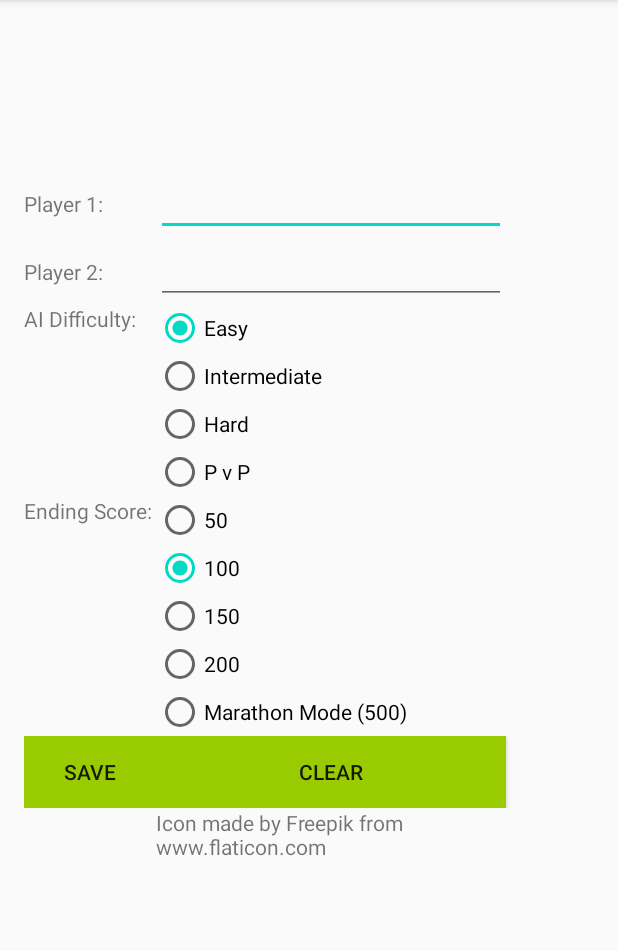
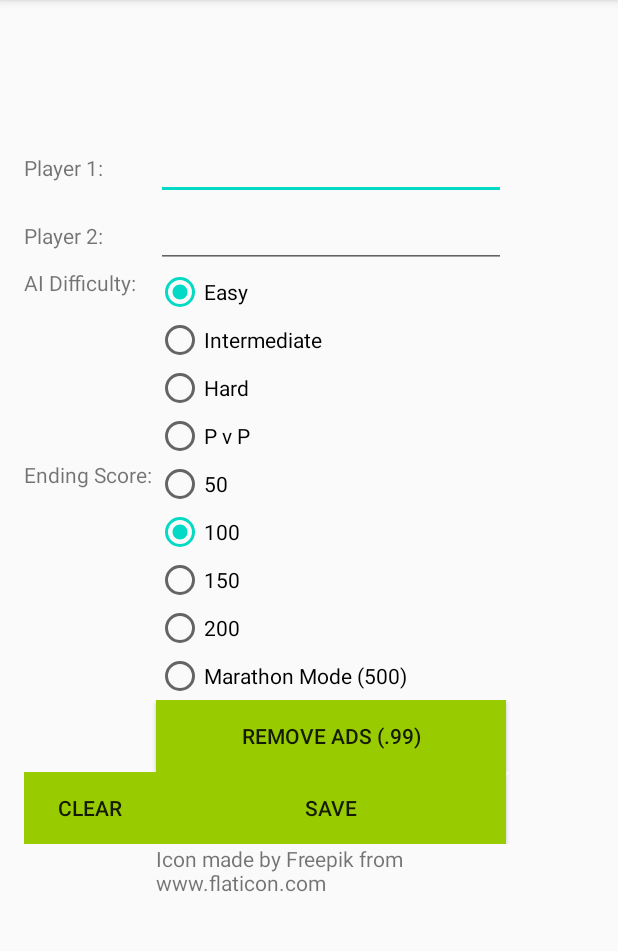
Before and after one commit to tlasalle5027/PigDiceAndroid, an Android app: the Options screen opened directly, with no data from a screen before it, on a phone screen of 412 x 824 dp, the part 84-1035 px from its top. Run offline under Robolectric (Android 15) with nearby library versions, the light colour scheme and no system bars; our stand-ins replace AdMob; libraries missing offline, so code that uses them is left out: org.solovyev.android; 4 statements that could not run were skipped.

Commit message:
v2.5 Added Remvoe Ads purchase

```diff
--- a/app/build.gradle
+++ b/app/build.gradle
@@ -32,5 +32,6 @@ dependencies {
     androidTestImplementation 'androidx.test.ext:junit:1.1.1'
     androidTestImplementation 'androidx.test.espresso:espresso-core:3.2.0'
     implementation 'com.google.android.gms:play-services-ads:19.0.1'
-    implementation 'com.android.billingclient:billing:2.0.3'
+    implementation 'com.android.billingclient:billing:2.2.0'
+    implementation 'org.solovyev.android:checkout:1.2.2'
 }
--- a/app/src/main/AndroidManifest.xml
+++ b/app/src/main/AndroidManifest.xml
@@ -5,6 +5,7 @@
     <uses-permission android:name="com.android.vending.BILLING" />
 
     <application
+        android:name=".MyApplication"
         android:allowBackup="true"
         android:icon="@mipmap/ic_launcher"
         android:label="@string/app_name"
--- a/app/src/main/java/com/tel5027/pigdice/Activities/Options.java
+++ b/app/src/main/java/com/tel5027/pigdice/Activities/Options.java
@@ -2,12 +2,14 @@ package com.tel5027.pigdice.Activities;
 
 import androidx.appcompat.app.AppCompatActivity;
 
+import android.content.Intent;
 import android.content.SharedPreferences;
 import android.content.SharedPreferences.Editor;
 import android.os.Bundle;
 import android.view.View;
 import android.widget.EditText;
 import android.widget.RadioButton;
+import android.widget.Toast;
 
 import com.google.android.gms.ads.AdRequest;
 import com.google.android.gms.ads.AdView;
@@ -15,8 +17,20 @@ import com.google.android.gms.ads.MobileAds;
 import com.google.android.gms.ads.initialization.InitializationStatus;
 import com.google.android.gms.ads.initialization.OnInitializationCompleteListener;
 
+import com.tel5027.pigdice.MyApplication;
 import com.tel5027.pigdice.R;
 import com.tel5027.pigdice.Util.Constants;
+
+import org.solovyev.android.checkout.ActivityCheckout;
+import org.solovyev.android.checkout.Billing;
+import org.solovyev.android.checkout.BillingRequests;
+import org.solovyev.android.checkout.Checkout;
+import org.solovyev.android.checkout.EmptyRequestListener;
+import org.solovyev.android.checkout.Inventory;
+import org.solovyev.android.checkout.ProductTypes;
+import org.solovyev.android.checkout.Purchase;
+
+import javax.annotation.Nonnull;
 
 public class Options extends AppCompatActivity {
 
@@ -28,6 +42,32 @@ public class Options extends AppCompatActivity {
     private int difficulty = 1;
     private int finalScore = 100;
 
+    private final ActivityCheckout mCheckout = Checkout.forActivity(this, MyApplication.get().getBilling());
+    private Inventory mInventory;
+
+    private class PurchaseListener extends EmptyRequestListener<Purchase> {
+        @Override
+        public void onSuccess(Purchase purchase) {
+            prefEditor.putBoolean("remove_ads", true);
+        }
+
+        @Override
+        public void onError(int response, Exception e) {
+            Toast toast = Toast.makeText(getApplicationContext(),
+                    e.getMessage(),
+                    Toast.LENGTH_SHORT);
+
+            toast.show();
+        }
+    }
+
+    private class InventoryCallback implements Inventory.Callback {
+        @Override
+        public void onLoaded(Inventory.Products products) {
+            // your code here
+        }
+    }
+
     @Override
     protected void onCreate(Bundle savedInstanceState) {
         super.onCreate(savedInstanceState);
@@ -35,6 +75,15 @@ public class Options extends AppCompatActivity {
 
         SharedPreferences pref = getApplicationContext().getSharedPreferences(Constants.PREFS_FILE, 0);
         prefEditor = pref.edit();
+
+        mCheckout.start();
+
+        mCheckout.createPurchaseFlow(new PurchaseListener());
+
+        mInventory = mCheckout.makeInventory();
+        mInventory.load(Inventory.Request.create()
+                .loadAllPurchases()
+                .loadSkus(ProductTypes.IN_APP, "remove_ads"), new InventoryCallback());
 
         MobileAds.initialize(this, new OnInitializationCompleteListener() {
             @Override
@@ -44,6 +93,18 @@ public class Options extends AppCompatActivity {
         AdView oAdView = findViewById(R.id.adView);
         AdRequest adRequest = new AdRequest.Builder().build();
         oAdView.loadAd(adRequest);
+    }
+
+    @Override
+    protected void onDestroy() {
+        mCheckout.stop();
+        super.onDestroy();
+    }
+
+    @Override
+    protected void onActivityResult(int requestCode, int resultCode, Intent data) {
+        super.onActivityResult(requestCode, resultCode, data);
+        mCheckout.onActivityResult(requestCode, resultCode, data);
     }
 
     public void saveOptions(View view) {
@@ -123,4 +184,13 @@ public class Options extends AppCompatActivity {
                 break;
         }
     }
+
+    public void removeAds(View view) {
+        mCheckout.whenReady(new Checkout.EmptyListener() {
+            @Override
+            public void onReady(BillingRequests requests) {
+                requests.purchase(ProductTypes.IN_APP, "remove_ads", null, mCheckout.getPurchaseFlow());
+            }
+        });
+    }
 }
--- a/app/src/main/java/com/tel5027/pigdice/Util/Constants.java
+++ b/app/src/main/java/com/tel5027/pigdice/Util/Constants.java
@@ -3,4 +3,6 @@ package com.tel5027.pigdice.Util;
 public class Constants {
 
     public static final String PREFS_FILE = "PigPref";
+
+    public static final String REMOVE_ADS_ITEM = "remove_ads";
 }
--- a/app/src/main/res/layout/activity_options2.xml
+++ b/app/src/main/res/layout/activity_options2.xml
@@ -161,9 +161,35 @@
         </TableRow>
 
         <TableRow
+            android:id="@+id/removeAdsRow"
+            android:layout_width="match_parent"
+            android:layout_height="match_parent" >
+
+            <Space
+                android:layout_width="wrap_content"
+                android:layout_height="wrap_content" />
+
+            <Button
+                android:id="@+id/button"
+                android:layout_width="wrap_content"
+                android:layout_height="wrap_content"
+                android:background="@android:color/holo_green_light"
+                android:onClick="removeAds"
+                android:text="@string/remove_ads" />
+        </TableRow>
+
+        <TableRow
             android:id="@+id/buttonRow"
             android:layout_width="317dp"
             android:layout_height="wrap_content">
+
+            <Button
+                android:id="@+id/clearButton"
+                android:layout_width="wrap_content"
+                android:layout_height="match_parent"
+                android:background="@android:color/holo_green_light"
+                android:onClick="clearOptions"
+                android:text="@string/opt_clear" />
 
             <Button
                 android:id="@+id/saveButton"
@@ -172,14 +198,6 @@
                 android:background="@android:color/holo_green_light"
                 android:onClick="saveOptions"
                 android:text="@string/opt_save" />
-
-            <Button
-                android:id="@+id/clearButton"
-                android:layout_width="wrap_content"
-                android:layout_height="match_parent"
-                android:background="@android:color/holo_green_light"
-                android:onClick="clearOptions"
-                android:text="@string/opt_clear" />
 
         </TableRow>
 
--- a/app/src/main/res/values/strings.xml
+++ b/app/src/main/res/values/strings.xml
@@ -9,7 +9,7 @@
     <string name="diff_easy">Easy</string>
     <string name="diff_int">Intermediate</string>
     <string name="diff_hard">Hard</string>
-    <string name="set_name">Set</string>
+    <string name="remove_ads">Remove Ads (.99)</string>
     <string name="opt_save">Save</string>
     <string name="opt_clear">Clear</string>
     <string name="roll">Roll Dice</string>
```
